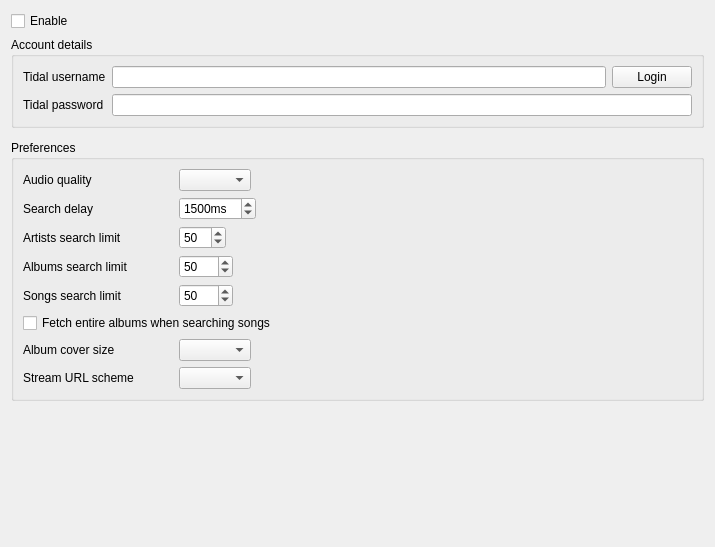
First picture: the form in src/settings/tidalsettingspage.ui, repository strawberrymusicplayer/strawberry, before the edit.
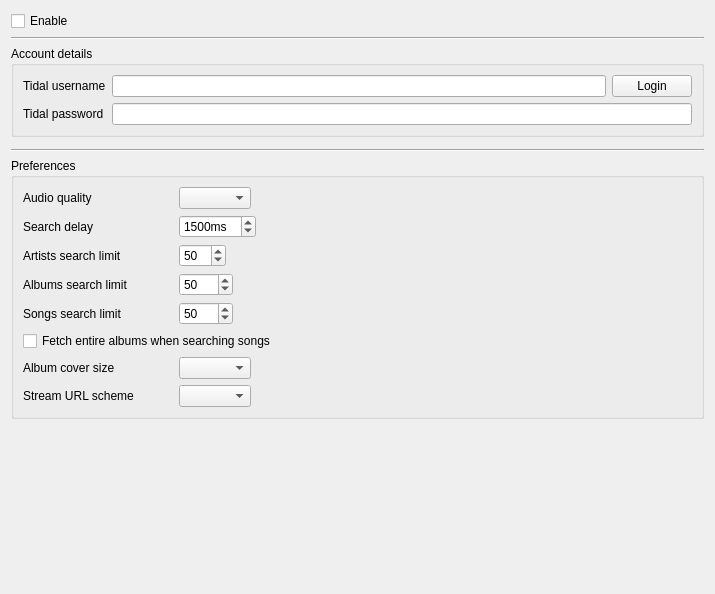
Second picture: the form after the edit. Icons and pictures are not drawn. Custom widgets are drawn as their Qt base class.

Commit message: Add lines to settings

```diff
--- a/src/settings/tidalsettingspage.ui
+++ b/src/settings/tidalsettingspage.ui
@@ -7,7 +7,7 @@
     <x>0</x>
     <y>0</y>
     <width>715</width>
-    <height>547</height>
+    <height>594</height>
    </rect>
   </property>
   <property name="windowTitle">
@@ -21,6 +21,13 @@
      </property>
     </widget>
    </item>
+   <item>
+    <widget class="Line" name="line_1">
+     <property name="orientation">
+      <enum>Qt::Horizontal</enum>
+     </property>
+    </widget>
+   </item>
    <item>
     <widget class="QGroupBox" name="credential_group">
      <property name="sizePolicy">
@@ -74,6 +81,13 @@
    <item>
     <widget class="LoginStateWidget" name="login_state" native="true"/>
    </item>
+   <item>
+    <widget class="Line" name="line_2">
+     <property name="orientation">
+      <enum>Qt::Horizontal</enum>
+     </property>
+    </widget>
+   </item>
    <item>
     <widget class="QGroupBox" name="groupbox_preferences">
      <property name="title">
```
Left out of the diff: 26 changed lines with no effect on the pictures. The commit also changes 10 other files.
